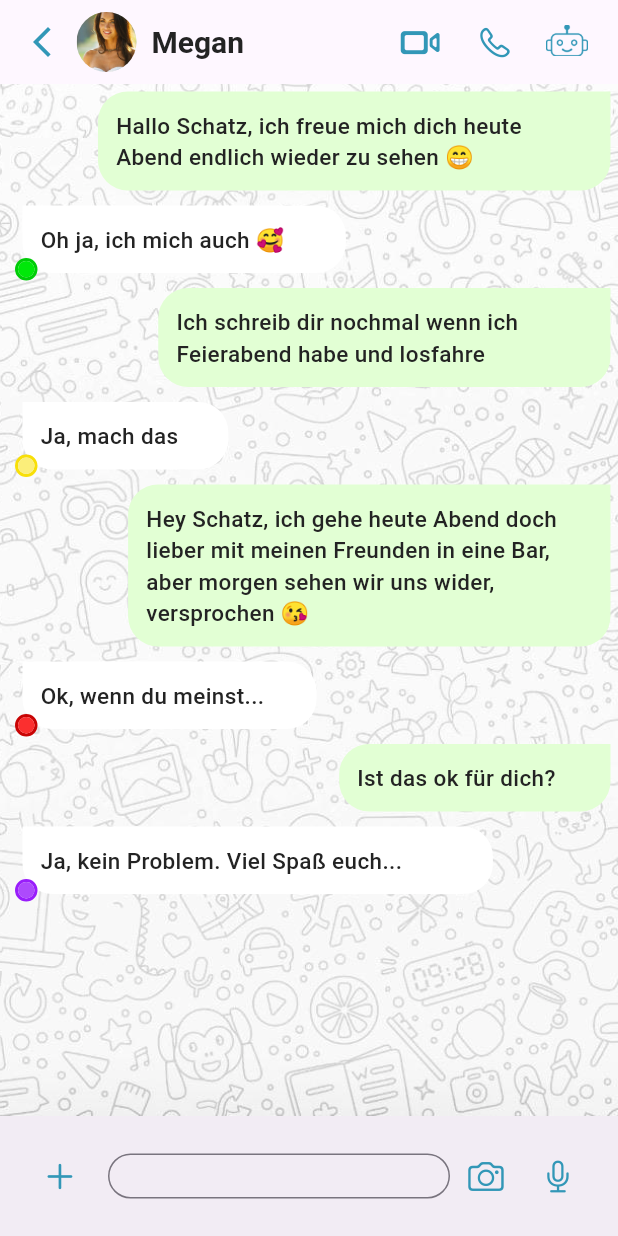
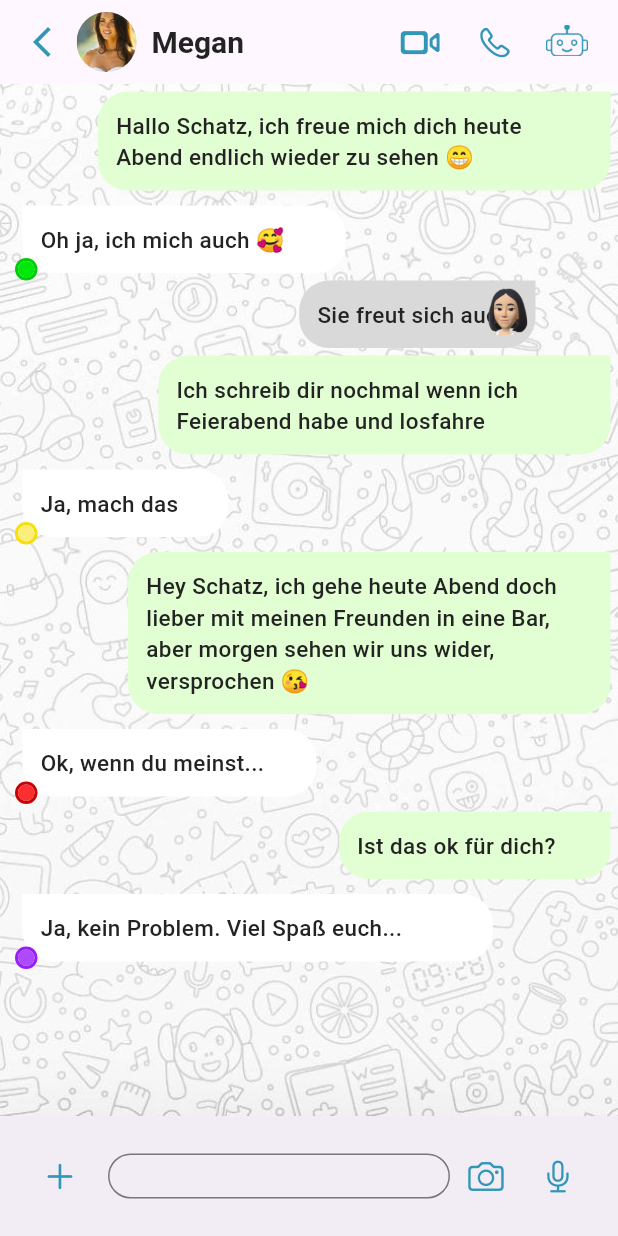
Before and after one commit to melmmarc/kibuddy, a Flutter app: the screen it shows after launch, on a phone screen of 412 x 824 dp. Run offline on Flutter 3.47's test engine with Material 3 defaults, Android fonts, the phone set to English and light mode, and no system bars.

Commit message:
added grey ki bubble

```diff
--- a/kibuddy/lib/screens/chat.dart
+++ b/kibuddy/lib/screens/chat.dart
@@ -169,6 +169,52 @@ class ChatPage extends StatelessWidget {
     ],
   ),
 ),
+Align(
+  alignment: Alignment.bottomRight,
+  child: Padding(
+    padding: const EdgeInsets.fromLTRB(5.0, 0.0, 55.0, 0), // Adjusted right padding to 55
+    child: FractionallySizedBox(
+      widthFactor: 0.6,
+      child: Stack(
+        alignment: Alignment.bottomRight,
+        children: [
+          Container(
+            decoration: const BoxDecoration(
+              color: Color(0xFFD9D9D9),
+              borderRadius: BorderRadius.only(
+                topLeft: Radius.circular(20),
+                bottomLeft: Radius.circular(20),
+                bottomRight: Radius.circular(20),
+              ),
+            ),
+            padding: const EdgeInsets.all(12),
+            child: const Text(
+              'Sie freut sich auch.',
+              style: TextStyle(
+                color: Color(0xFF232323),
+                fontWeight: FontWeight.w500,
+                fontSize: 15,
+              ),
+            ),
+          ),
+          Positioned(
+            top: 0,
+            right: 0,
+            child: Image.asset(
+              'assets/images/kibuddy-face.png',
+              width: 40,
+              height: 40,
+            ),
+          ),
+        ],
+      ),
+    ),
+  ),
+),
+
+
+
+
 
                   Align(
                     alignment: Alignment.centerRight,
@@ -244,8 +290,8 @@ class ChatPage extends StatelessWidget {
             ),
           ),
           child: Container(
-            decoration: BoxDecoration(
-              color: const Color(0xFFFBEE7A), // Circle color FBEE7A
+            decoration: const BoxDecoration(
+              color: Color(0xFFFBEE7A), // Circle color FBEE7A
               shape: BoxShape.circle,
             ),
           ),
@@ -329,8 +375,8 @@ class ChatPage extends StatelessWidget {
             ),
           ),
           child: Container(
-            decoration: BoxDecoration(
-              color: const Color(0xFFFB2F2F), // Circle color FB2F2F
+            decoration: const BoxDecoration(
+              color: Color(0xFFFB2F2F), // Circle color FB2F2F
               shape: BoxShape.circle,
             ),
           ),
@@ -414,8 +460,8 @@ class ChatPage extends StatelessWidget {
             ),
           ),
           child: Container(
-            decoration: BoxDecoration(
-              color: const Color(0xFFAD4AFC), // Circle color AD4AFC
+            decoration: const BoxDecoration(
+              color: Color(0xFFAD4AFC), // Circle color AD4AFC
               shape: BoxShape.circle,
             ),
           ),
--- a/kibuddy/pubspec.yaml
+++ b/kibuddy/pubspec.yaml
@@ -59,6 +59,7 @@ flutter:
     - assets/images/robot.png
     - assets/images/whatsapp-bg.jpeg
     - assets/images/red.png
+    - assets/images/kibuddy-face.png
 
   # The following line ensures that the Material Icons font is
   # included with your application, so that you can use the icons in
```
Also changed, not shown: kibuddy/assets/images/kibuddy-face.png (added).
